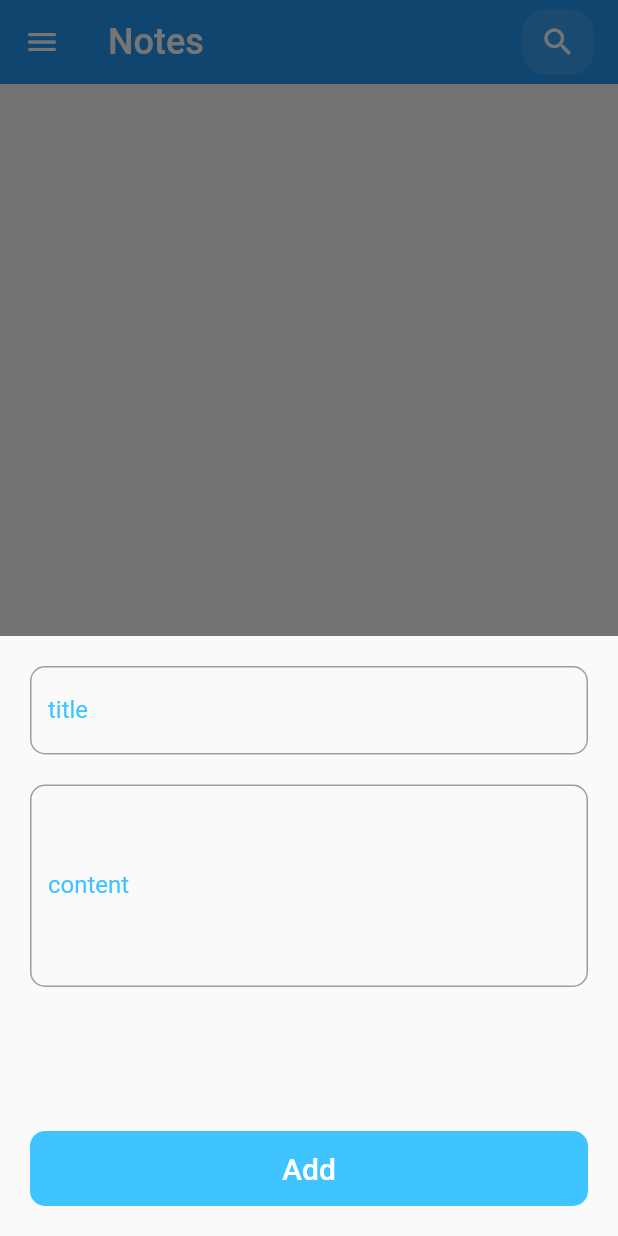
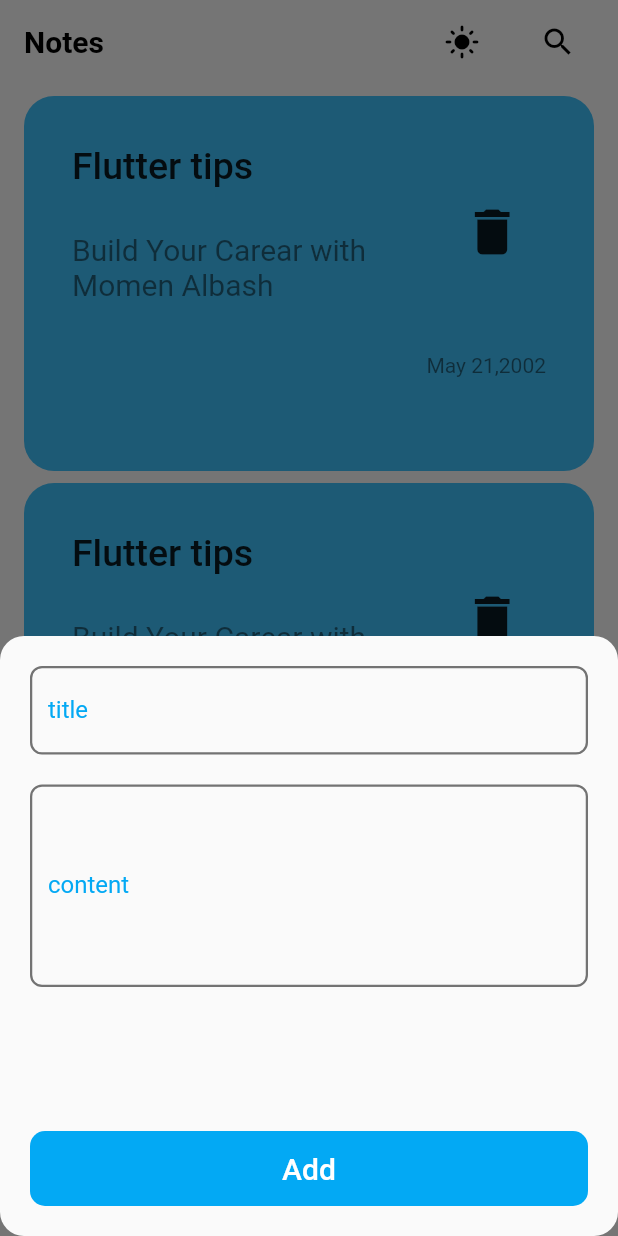
Before and after one commit to MomenAlbash/NoteApp, a Flutter app: the screen it shows after launch, after a tap on the "add" icon, on a phone screen of 412 x 824 dp. Run offline on Flutter 3.47's test engine with Material 2 defaults, Android fonts, the phone set to English and light mode, and no system bars; our stand-ins replace bloc, flutter_bloc, hive, hive_flutter; accounts and stored records are empty; generated files the repository leaves out were written again.

Commit message:
add note cubit

```diff
--- a/lib/Models/note_model.dart
+++ b/lib/Models/note_model.dart
@@ -1,14 +1,15 @@
 import 'package:hive/hive.dart';
+part 'note_model.g.dart';
 
-part 'note_model.g.dart'; // يجب أن يكون في أعلى الملف
-
-@HiveType(typeId: 0) // typeId فريد لكل نموذج
-class Note {
+@HiveType(typeId: 0)
+class NoteModel extends HiveObject{
   @HiveField(0)
   final String title;
-
   @HiveField(1)
-  final String content;
-
-  Note({required this.title, required this.content});
+  final String subtitle;
+  @HiveField(2)
+  final String date;
+  @HiveField(3)
+  final int Color;
+  NoteModel({required this.Color, required this.date, required this.title, required this.subtitle});
 }
--- a/lib/change_theme_cubit/change_theme_cubit.dart
+++ b/lib/change_theme_cubit/change_theme_cubit.dart
@@ -1,17 +1,22 @@
 import 'package:bloc/bloc.dart';
+import 'package:flutter_bloc/flutter_bloc.dart';
 import 'package:meta/meta.dart';
 import 'package:noteapp/change_theme_cubit/change_theme_cubit.dart';
 
 part 'change_theme_state.dart';
 
 class ChangeThemeCubit extends Cubit<ChangeThemeState> {
-  ChangeThemeCubit() : super(LightThemeState());
-  getThemeApp({required bool isLigth}){
-    if(isLigth){
-      emit(LightThemeState());
-    }else{
-      emit(DarkThemeState());
-    }
+  ChangeThemeCubit() : super(IntialState());
+
+  static ChangeThemeCubit get(context) => BlocProvider.of(context);
+
+  bool isDark=false;
+
+  chnageModeApp(){
+    isDark=!isDark;
+    emit(ChangeModeState());
   }
 
+
+
 }
--- a/lib/change_theme_cubit/change_theme_state.dart
+++ b/lib/change_theme_cubit/change_theme_state.dart
@@ -4,6 +4,7 @@ part of 'change_theme_cubit.dart';
 abstract class ChangeThemeState {}
 
 
-class DarkThemeState extends ChangeThemeState{}
+class ChangeModeState extends ChangeThemeState{}
 
-class LightThemeState extends ChangeThemeState{}
+
+class IntialState extends ChangeThemeState{}
--- /dev/null
+++ b/lib/constants.dart
@@ -0,0 +1,6 @@
+
+import 'package:flutter/material.dart';
+
+const kprimaryColor=Colors.lightBlue;
+
+const kNotesBox='notes_box';
--- /dev/null
+++ b/lib/cubits/add_note_cubit/add_note_cubit.dart
@@ -0,0 +1,9 @@
+import 'package:bloc/bloc.dart';
+import 'package:meta/meta.dart';
+import 'package:noteapp/cubits/add_note_cubit/add_note_cubit.dart';
+
+part 'add_note_state.dart';
+
+class AddNoteCubit extends Cubit<AddNoteState> {
+  AddNoteCubit() : super(AddNoteInitial());
+}
--- /dev/null
+++ b/lib/cubits/add_note_cubit/add_note_state.dart
@@ -0,0 +1,17 @@
+part of 'add_note_cubit.dart';
+
+@immutable
+abstract class AddNoteState {}
+
+class AddNoteInitial extends AddNoteState {}
+
+class AddNoteLoadingState extends AddNoteState{}
+
+class AddNoteFailureState extends AddNoteState{
+  final String errorMessage;
+
+  AddNoteFailureState(this.errorMessage);
+
+}
+
+class AddNoteSuccessState extends AddNoteState{}
--- a/lib/main.dart
+++ b/lib/main.dart
@@ -1,10 +1,11 @@
 import 'package:flutter/material.dart';
-import 'package:noteapp/Models/note_model.dart';
 import 'package:noteapp/change_theme_cubit/change_theme_cubit.dart';
+import 'package:noteapp/constants.dart';
 import 'package:noteapp/pages/edit_note_page.dart';
 import 'package:noteapp/pages/homePage.dart';
 import 'package:hive_flutter/hive_flutter.dart'; // استخدم هذه
 import 'package:flutter_bloc/flutter_bloc.dart';
+import 'package:noteapp/widgets/themeModeWigets.dart';
 
 void main() async {
   WidgetsFlutterBinding.ensureInitialized();
@@ -12,13 +13,10 @@ void main() async {
   // تهيئة Hive
   await Hive.initFlutter();
 
-  // تسجيل المهايئ (Adapter)
-  Hive.registerAdapter(NoteAdapter());
+  await Hive.openBox(kNotesBox);
 
-  // فتح صندوق الملاحظات
-  await Hive.openBox<Note>('notes');
-  // test Branch
-  runApp(NoteApp());
+
+  runApp(const NoteApp());
 }
 
 class NoteApp extends StatelessWidget {
@@ -31,27 +29,20 @@ class NoteApp extends StatelessWidget {
       child: BlocBuilder<ChangeThemeCubit, ChangeThemeState>(
         builder: (context, state) {
           return MaterialApp(
-              routes: {
-                homePage.id: (context) => homePage(),
-                EditNotePage.id: (context) => EditNotePage()
-              },
-              initialRoute: homePage.id,
-              theme: _getThemeData(state),
+            routes: {
+              homePage.id: (context) => homePage(),
+              EditNotePage.id: (context) => EditNotePage()
+            },
+            debugShowCheckedModeBanner: false,
+            darkTheme: DarkThemeMode(),
+            theme: LigthThemeMode(),
+            themeMode: ChangeThemeCubit.get(context).isDark?ThemeMode.dark:ThemeMode.light,
+            initialRoute: homePage.id,
           );
         },
       ),
     );
   }
 
-  ThemeData _getThemeData(ChangeThemeState state) {
-    if (state is DarkThemeState) {
-      return ThemeData.dark();
-    } else if (state is LightThemeState) {
-      return ThemeData.light();
-    } else {
-      return ThemeData.light(); // Default theme
-    }
-  }
-
 
 }
--- a/lib/pages/homePage.dart
+++ b/lib/pages/homePage.dart
@@ -4,10 +4,12 @@ import 'package:hive/hive.dart';
 import 'package:hive_flutter/adapters.dart';
 import 'package:noteapp/Models/note_model.dart';
 import 'package:noteapp/change_theme_cubit/change_theme_cubit.dart';
+import 'package:noteapp/widgets/AddNoteButtomSheet.dart';
 import 'package:noteapp/widgets/CustomMaterialWidgets.dart';
 import 'package:noteapp/widgets/CustomTextFileldWidget.dart';
+import 'package:noteapp/widgets/notes_list_view.dart';
 
-import '../widgets/ButtomSheetBody.dart';
+import '../widgets/AddNoteForm.dart';
 import '../widgets/CustomConatainerWidgets.dart';
 import '../widgets/appBarWidgetr.dart';
 
@@ -18,9 +20,6 @@ class homePage extends StatelessWidget {
 
   @override
   Widget build(BuildContext context) {
-    return BlocBuilder<ChangeThemeCubit, ChangeThemeState>(
-      builder: (context, state) {
-        final isLight = state is LightThemeState;
     return Scaffold(
       appBar: appBarWidget(
         title: 'Notes',
@@ -28,58 +27,18 @@ class homePage extends StatelessWidget {
       ),
       floatingActionButton: FloatingActionButton(
         onPressed: () {
-              ShowModelButtomSheet(context);
+          showModalBottomSheet(
+            shape: RoundedRectangleBorder(
+              borderRadius: BorderRadius.circular(16),
+            ),
+            context: context,
+            builder: (context) => const AddNoteButtomSheet(),
+          );
         },
         backgroundColor: Colors.lightBlueAccent,
         child: Icon(Icons.add),
       ),
-          drawer: Drawer(
-            child: Column(
-              children: [
-                SizedBox(
-                  height: 50,
-                ),
-                Switch(value: isLight, onChanged: (val) {
-                  var GetWeatherCubit = BlocProvider.of<ChangeThemeCubit>(
-                      context);
-                  GetWeatherCubit.getThemeApp(isLigth: val);
-                }),
-              ],
-            ),
-          ),
-          body: ValueListenableBuilder(
-              valueListenable: Hive.box<Note>('notes').listenable(),
-              builder: (context, Box<Note> box, _) {
-                if (box.isEmpty) {
-                  return Center(child: Text('لا توجد ملاحظات'));
-                }
-                return ListView.builder(
-                  itemCount: box.length,
-                  itemBuilder: (context, index) {
-                    return CustomContainerWidget();
-                  },
-                );
-              }),
-        );
-      },
-    );
-  }
-
-  void ShowModelButtomSheet(BuildContext context) {
-    showModalBottomSheet(
-      context: context,
-      builder: (BuildContext context) {
-        return Container(
-          height: 400,
-          child: Center(
-              child: Padding(
-                padding: const EdgeInsets.all(20.0),
-                child: Form(
-                  child: ButtomSheetBody(),
-                ),
-              )),
-        );
-      },
+      body: NotesListView(),
     );
   }
 }
--- /dev/null
+++ b/lib/widgets/AddNoteButtomSheet.dart
@@ -0,0 +1,18 @@
+
+import 'package:flutter/material.dart';
+import 'package:noteapp/widgets/AddNoteForm.dart';
+class AddNoteButtomSheet extends StatelessWidget {
+  const AddNoteButtomSheet({super.key});
+  @override
+  Widget build(BuildContext context) {
+    return Container(
+      height: 400,
+      child:const Center(
+          child: Padding(
+            padding: const EdgeInsets.all(20.0),
+            child: AddNoteForm(),
+          )),
+    );
+
+  }
+}
--- /dev/null
+++ b/lib/widgets/AddNoteForm.dart
@@ -0,0 +1,77 @@
+import 'package:flutter/material.dart';
+import 'package:hive/hive.dart';
+import 'package:noteapp/Models/note_model.dart';
+import 'package:noteapp/constants.dart';
+import 'package:noteapp/widgets/CustomTextFileldWidget.dart';
+
+import 'CustomMaterialWidgets.dart';
+
+class AddNoteForm extends StatefulWidget {
+
+  const AddNoteForm({
+    Key? key,
+  }) : super(key: key);
+
+  @override
+  State<AddNoteForm> createState() => _AddNoteFormState();
+}
+
+class _AddNoteFormState extends State<AddNoteForm> {
+  final _formKey = GlobalKey<FormState>();
+  final _titleController = TextEditingController();
+  final _contentController = TextEditingController();
+  AutovalidateMode autovalidateMode = AutovalidateMode.disabled;
+  String? title, subtile;
+
+  @override
+  Widget build(BuildContext context) {
+    return Form(
+      key: _formKey,
+      autovalidateMode: autovalidateMode,
+      child: Column(
+        children: [
+          CustomTextField(hintText: 'Enter the title',
+            labelText: 'title',
+            controller: _titleController,
+            onSaved: (value) {
+              title = value;
+            },
+            labelColor: kprimaryColor,
+          ),
+          const SizedBox(height: 20,),
+          CustomTextField(hintText: 'Enter the content',
+            labelText: 'content ',
+            labelColor: kprimaryColor,
+            controller: _contentController,
+            onSaved: (value) {
+              subtile = value;
+            },
+            minLines: 5,),
+          const Spacer(),
+          MaterialButtonWidgets(
+            onPressed: () {
+              if (_formKey.currentState!.validate()) {
+                _formKey.currentState!.save();
+              } else {
+                autovalidateMode = AutovalidateMode.always;
+              }
+              setState(() {
+
+              });
+            },
+            MaterialText: 'Add',
+            MaterialColor: kprimaryColor,
+            textColor: Colors.white,
+          ),
+        ],
+      ),
+    );
+  }
+
+
+  void ValidateTextField(
+      {required AutovalidateMode autovalidateMode, required GlobalKey<
+          FormState> formKey}) {
+
+  }
+}
--- a/lib/widgets/ButtomSheetBody.dart
+++ /dev/null
@@ -1,77 +0,0 @@
-import 'package:flutter/material.dart';
-import 'package:hive/hive.dart';
-import 'package:noteapp/Models/note_model.dart';
-import 'package:noteapp/widgets/CustomTextFileldWidget.dart';
-
-import 'CustomMaterialWidgets.dart';
-
-class ButtomSheetBody extends StatefulWidget {
-
-  const ButtomSheetBody({
-    Key? key,
-  }) : super(key: key);
-
-  @override
-  State<ButtomSheetBody> createState() => _ButtomSheetBodyState();
-}
-
-class _ButtomSheetBodyState extends State<ButtomSheetBody> {
-  final _formKey = GlobalKey<FormState>();
-  final _titleController = TextEditingController();
-  final _contentController = TextEditingController();
-
-  @override
-  Widget build(BuildContext context) {
-    return Form(
-      key: _formKey,
-      child: Column(
-        children: [
-          CustomTextField(hintText: 'Enter the title',
-            labelText: 'title',
-            controller: _titleController,
-            labelColor: Colors.lightBlueAccent,
-            borderColor: Colors.white,
-
-          ),
-          const SizedBox(height: 20,),
-          CustomTextField(hintText: 'Enter the content',
-            labelText: 'content ',
-            labelColor: Colors.lightBlueAccent,
-            borderColor: Colors.white,
-            controller: _contentController,
-            minLines: 5,),
-          Spacer(),
-          MaterialButtonWidgets(onPressed: () {
-            if (_formKey.currentState!.validate()) {
-              // All fields are valid, proceed with login
-              final title = _titleController.text;
-              final content = _contentController.text;
-              // Call your authentication method here
-              // authService.login(email, password);
-              _saveNote();
-            }
-          },
-            MaterialText: 'Add',
-            MaterialColor: Colors.lightBlueAccent,
-            textColor: Colors.white,)
-        ],
-      ),
-    );
-  }
-
-  void _saveNote() {
-    if (_formKey.currentState!.validate()) {
-      final notesBox = Hive.box<Note>('notes');
-      final note = Note(
-        title: _titleController.text,
-        content: _contentController.text,
-
-      );
-      notesBox.add(note);
-
-
-      Navigator.pop(context);
-    }
-  }
-
-}
--- a/lib/widgets/CustomConatainerWidgets.dart
+++ b/lib/widgets/CustomConatainerWidgets.dart
@@ -16,8 +16,7 @@ class CustomContainerWidget extends StatelessWidget {
         height: 250,
         margin: EdgeInsets.only(top: 8.0,right: 16.0,left: 16.0),
         decoration: BoxDecoration(
-          color: Colors.blue,
-
+          color: Colors.lightBlueAccent,
           borderRadius: BorderRadius.circular(20),
         ),
         child: Padding(
--- a/lib/widgets/CustomTextFileldWidget.dart
+++ b/lib/widgets/CustomTextFileldWidget.dart
@@ -1,67 +1,60 @@
-
-
-import 'dart:async';
-
 import 'package:flutter/material.dart';
+import 'package:noteapp/constants.dart';
 
 class CustomTextField extends StatelessWidget {
-  CustomTextField({
-    this.minLines,this.maxLines,
+  const CustomTextField({
+    super.key,
+    this.minLines,
+    this.maxLines,
     required this.labelColor,
-    required this.borderColor,
+    this.borderColor,
     this.textInputType,
-    this.onchange, required this.hintText,
+    this.onChanged,
+    required this.hintText,
     required this.labelText,
-    this.controller
-  }) ;
+    this.controller, this.onSaved,
+  });
+
   final String hintText;
   final String labelText;
   final TextInputType? textInputType;
-  Function(String)? onchange;
-  final Color borderColor;
+  final ValueChanged<String>? onChanged;
+  final Color? borderColor;
   final Color labelColor;
   final int? minLines;
   final int? maxLines;
   final TextEditingController? controller;
+  final void Function(String?)? onSaved;
   @override
   Widget build(BuildContext context) {
+    final isDarkMode = Theme.of(context).brightness == Brightness.dark;
     return TextFormField(
-
-      validator: (value) {
-        if(value==null||value.isEmpty){
-          return 'This Field is required';
-        }else{
-          return null;
-        }
-      },
+      onSaved: onSaved,
+      controller: controller,
+      validator: (value) => value?.isEmpty ?? true ? 'This Field is required' : null,
       minLines: minLines,
       maxLines: maxLines,
       keyboardType: textInputType,
-      onChanged: onchange,
+      onChanged: onChanged,
+      cursorColor: kprimaryColor,
       decoration: InputDecoration(
         hintText: hintText,
         labelText: labelText,
-        hintStyle: const TextStyle(color: Colors.grey),
+        hintStyle: TextStyle(color: Colors.grey.shade500),
         labelStyle: TextStyle(color: labelColor),
-        enabled: true,
-        focusedBorder :OutlineInputBorder(
-          borderRadius: BorderRadius.circular(10),
-          borderSide: const BorderSide(
-            color: Colors.grey,
-          ),
-        ),
-        errorBorder:OutlineInputBorder(
-          borderRadius: BorderRadius.circular(10),
-          borderSide: const BorderSide(
-            color: Colors.grey,
-          ),
-        ) ,
-        enabledBorder: OutlineInputBorder(
-          borderRadius: BorderRadius.circular(10),
-          borderSide: BorderSide(
-            color: Colors.grey,
-          ),
-        ),
+        border: _buildBorder(borderColor ?? (isDarkMode ? Colors.white70 : Colors.black54)),
+        enabledBorder: _buildBorder(borderColor ?? (isDarkMode ? Colors.white70 : Colors.black54)),
+        focusedBorder: _buildBorder(kprimaryColor),
+      ),
+    );
+  }
+
+  OutlineInputBorder _buildBorder(Color color) {
+    return OutlineInputBorder(
+      borderRadius: BorderRadius.circular(8),
+      borderSide: BorderSide(
+        color: color,
+        width: 1.5,
       ),
     );
   }
--- a/lib/widgets/appBarWidgetr.dart
+++ b/lib/widgets/appBarWidgetr.dart
@@ -1,6 +1,7 @@
 import 'package:flutter/material.dart';
+import 'package:noteapp/change_theme_cubit/change_theme_cubit.dart';
 
-class appBarWidget extends StatelessWidget implements PreferredSizeWidget{
+class appBarWidget extends StatelessWidget implements PreferredSizeWidget {
   const appBarWidget({
     required this.title,
     required this.icon,
@@ -8,15 +9,21 @@ class appBarWidget extends StatelessWidget implements PreferredSizeWidget{
   }) : super(key: key);
   final String title;
   final Icon icon;
+
   @override
   Widget build(BuildContext context) {
     return AppBar(
       title: Text(
         title,
-        style: TextStyle(fontSize: 24),
       ),
       elevation: 0,
       actions: [
+        IconButton(
+          onPressed: () {
+            ChangeThemeCubit.get(context).chnageModeApp();
+          },
+          icon: Icon(Icons.light_mode),
+        ),
         Padding(
           padding: const EdgeInsets.symmetric(horizontal: 16.0, vertical: 6),
           child: Container(
@@ -24,15 +31,13 @@ class appBarWidget extends StatelessWidget implements PreferredSizeWidget{
               color: Colors.white.withOpacity(.1),
               borderRadius: BorderRadius.circular(16),
             ),
-            child: IconButton(
-              onPressed: () {},
-              icon: icon
-            ),
+            child: IconButton(onPressed: () {}, icon: icon),
           ),
         ),
       ],
     );
   }
+
   @override
   Size get preferredSize => const Size.fromHeight(kToolbarHeight);
 }
--- /dev/null
+++ b/lib/widgets/notes_list_view.dart
@@ -0,0 +1,17 @@
+import 'package:flutter/material.dart';
+import 'package:noteapp/widgets/CustomConatainerWidgets.dart';
+
+class NotesListView extends StatelessWidget {
+  const NotesListView({
+    Key? key,
+  }) : super(key: key);
+
+  @override
+  Widget build(BuildContext context) {
+    return ListView.builder(
+      itemBuilder: (context, index) {
+        return CustomContainerWidget();
+      },
+    );
+  }
+}
--- /dev/null
+++ b/lib/widgets/themeModeWigets.dart
@@ -0,0 +1,58 @@
+import 'package:flutter/material.dart';
+import 'package:flutter/services.dart';
+
+ThemeData DarkThemeMode() {
+
+  return ThemeData(
+    inputDecorationTheme: InputDecorationTheme(
+        border: OutlineInputBorder(
+          borderSide: BorderSide(color: Colors.white), // أسود للثيم الفاتح
+        ),
+    ),
+    bottomSheetTheme: BottomSheetThemeData(
+      backgroundColor: Color(0xFF2D2D2D),
+    ),
+    appBarTheme: const AppBarTheme(
+      color: Color(0xFF2D2D2D),
+      systemOverlayStyle: SystemUiOverlayStyle(
+        statusBarColor: Color(0xFF2D2D2D),
+      ),
+      titleTextStyle: TextStyle(
+
+        fontWeight: FontWeight.bold,
+        fontSize: 20,
+
+      ),
+    ),
+    scaffoldBackgroundColor: const Color(0xFF2D2D2D),
+  );
+}
+
+ThemeData LigthThemeMode() {
+  return ThemeData(
+      inputDecorationTheme: InputDecorationTheme(
+        border: OutlineInputBorder(
+          borderSide: BorderSide(color: Colors.black), // أسود للثيم الفاتح
+        ),
+      ),
+      scaffoldBackgroundColor: Colors.white,
+      appBarTheme: const AppBarTheme(
+          actionsIconTheme: IconThemeData(color: Colors.black),
+          systemOverlayStyle: SystemUiOverlayStyle(
+            statusBarColor: Colors.white,
+            statusBarIconBrightness: Brightness.dark,
+          ),
+          backgroundColor: Colors.white,
+          elevation: 0,
+          titleTextStyle: TextStyle(
+            color: Colors.black,
+            fontSize: 20,
+            fontWeight: FontWeight.bold,
+          ),
+          iconTheme: IconThemeData(
+            color: Colors.black,
+
+          )
+      )
+  );
+}
```
Also changed, not shown: lib/Models/note_model.g.dart (deleted). Lines whose indentation alone changed are shown as unchanged.
